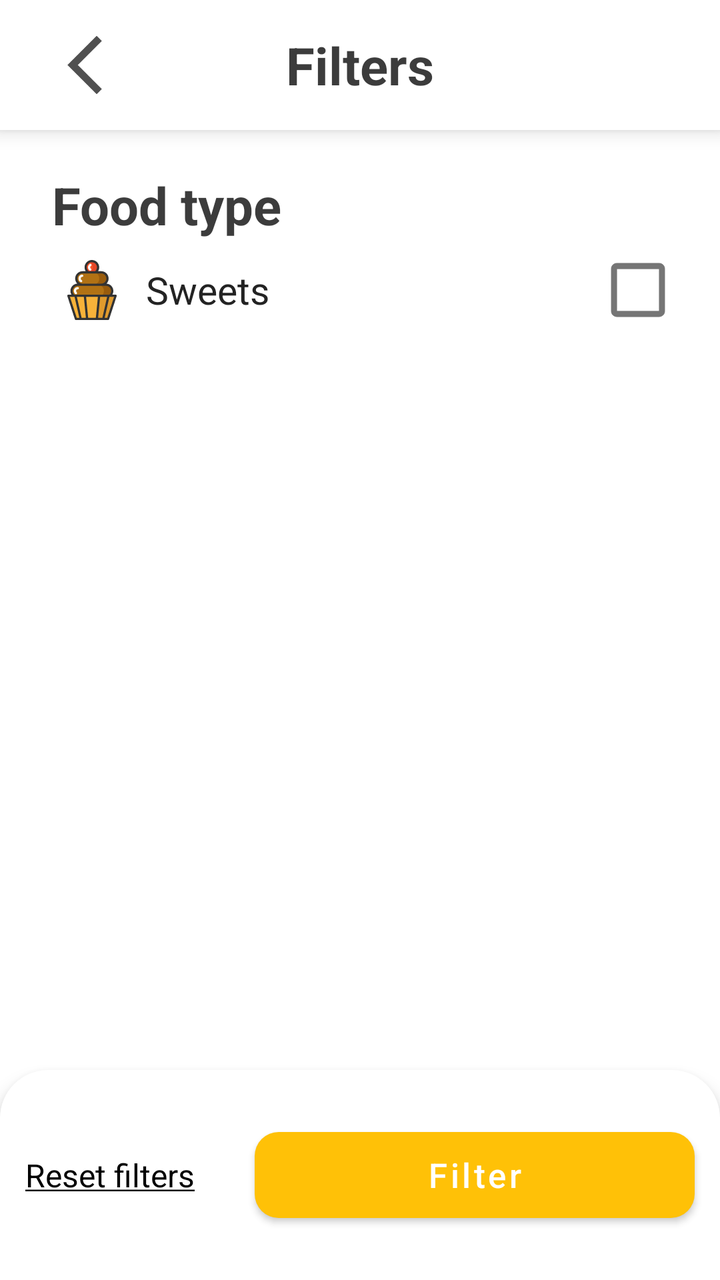
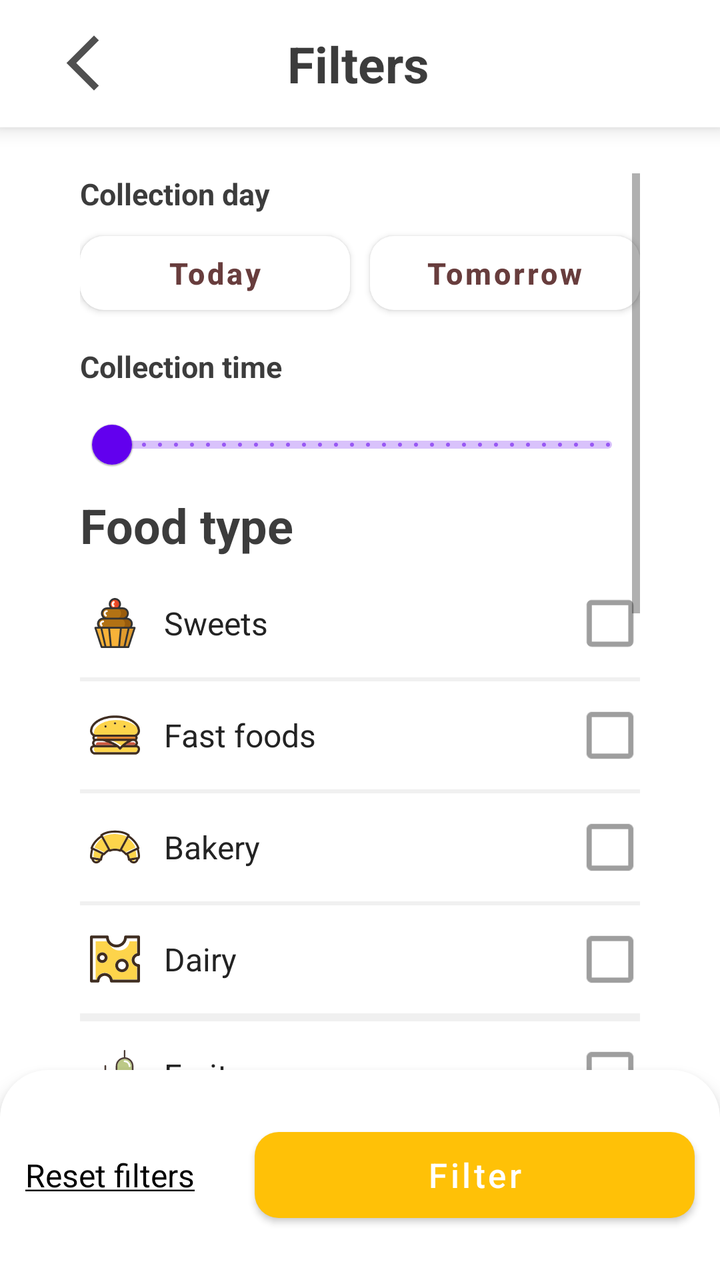

Compare the two renders of this Android layout. The source of the first and the diff that turns it into the second are given below.
<!-- AndroidManifest.xml: application theme Theme.Replate -->
<!-- res/layout/activity_filter.xml -->
<?xml version="1.0" encoding="utf-8"?>
<LinearLayout xmlns:android="http://schemas.android.com/apk/res/android"
    xmlns:tools="http://schemas.android.com/tools"
    xmlns:app="http://schemas.android.com/apk/res-auto"
    android:layout_width="match_parent"
    android:layout_height="match_parent"
    android:background="#ffffff"
    android:orientation="vertical"
  >
    <LinearLayout
        android:paddingVertical="15dp"
        android:layout_width="match_parent"
        android:layout_height="wrap_content"
        android:orientation="horizontal"
        android:background="@color/white"
        android:elevation="6dp">
        <ImageView
            android:id="@+id/arrowback"
            android:layout_marginStart="25dp"
            android:layout_width="35dp"
            android:layout_height="35dp"
            android:src="@drawable/ic_arrow_back"/>
       <TextView
           android:layout_width="0dp"
           android:layout_weight="1"
           android:gravity="center"
           android:layout_marginEnd="60dp"
           android:layout_gravity="center"
           android:layout_height="wrap_content"
           android:textColor="#C3000000"
           android:textSize="26dp"
           android:textStyle="bold"
           android:text="Filters"/>
    </LinearLayout>
    <ScrollView
        android:paddingHorizontal="26dp"
        android:layout_marginTop="20dp"
        android:layout_width="match_parent"
        android:layout_height="0dp"
        android:layout_weight="1"
        android:fillViewport="true">

        <LinearLayout
            android:layout_width="match_parent"
            android:layout_height="wrap_content"
            android:orientation="vertical">
            <TextView
                android:layout_width="match_parent"
                android:layout_height="wrap_content"
                android:text="Food type"
                android:textColor="#C3000000"
                android:textSize="26dp"
                android:textStyle="bold"/>
            <LinearLayout
                android:layout_marginTop="10dp"

                android:id="@+id/checkboxGroup"
                android:layout_width="match_parent"
                android:layout_height="wrap_content"
                android:gravity="center_vertical"
                android:orientation="horizontal">
<ImageView
    android:layout_width="30dp"
    android:layout_height="30dp"
    android:layout_marginStart="5dp"
    android:src="@drawable/ic_sweets"/>
                <TextView
                    android:layout_marginStart="12dp"
                    android:layout_width="wrap_content"
                    android:layout_height="wrap_content"
                    android:text="Sweets"
                    android:textSize="19dp"
                    android:textColor="#232323"/>
                <Space
                    android:layout_width="0dp"
                    android:layout_height="wrap_content"
                    android:layout_weight="1"/>
                <CheckBox
                    android:scaleX="1.5"
                    android:scaleY="1.5"
                    android:id="@+id/sweets"
                    android:layout_width="30dp"
                    android:layout_height="30dp" />
            

            </LinearLayout>

        </LinearLayout>
    </ScrollView>

    <LinearLayout
        android:id="@+id/bottomPanel"
        android:layout_width="match_parent"
        android:layout_height="wrap_content"
        android:layout_gravity="bottom"
        android:orientation="horizontal"
        android:gravity="center"
        android:paddingVertical="25dp"
        android:background="@drawable/bg_bottom_panel"
        android:elevation="6dp">

<TextView
    android:layout_width="wrap_content"
    android:layout_height="wrap_content"
    android:id="@+id/resetbtn"
    android:text="@string/underlined_text"
    android:textColor="@color/black"
    android:textSize="16dp"/>

        <com.google.android.material.button.MaterialButton
            android:layout_width="220dp"
            android:layout_height="55dp"
            android:text="Filter"
            android:textSize="17dp"
            android:id="@+id/filterbtn"
            android:layout_marginStart="30dp"
            android:textAllCaps="false"
            android:textColor="@android:color/white"
            app:cornerRadius="12dp"
            app:backgroundTint="@color/green"
            app:iconTint="@android:color/white"
            android:elevation="8dp"
        />
    </LinearLayout>
</LinearLayout>
<!-- resources referenced by this layout -->
<resources>
  <color name="black">#FF000000</color>
  <color name="green">#FFC107</color>
  <color name="white">#FFFFFFFF</color>
  <!-- drawable bg_bottom_panel (drawable) -->
  <shape xmlns:android="http://schemas.android.com/apk/res/android"
      android:shape="rectangle">
      <solid android:color="@android:color/white" />
      <corners android:topLeftRadius="24dp" android:topRightRadius="24dp" />
  </shape>
  <!-- drawable ic_arrow_back (drawable) -->
  <vector android:height="24dp" android:tint="#505050"
      android:viewportHeight="24" android:viewportWidth="24"
      android:width="24dp" xmlns:android="http://schemas.android.com/apk/res/android">
      <path android:fillColor="@android:color/white" android:pathData="M17.77,3.77l-1.77,-1.77l-10,10l10,10l1.77,-1.77l-8.23,-8.23z"/>
  </vector>
  <!-- drawable ic_sweets: vector/xml drawable (drawable, 5776 chars, omitted) -->
  <string name="underlined_text"><u>Reset filters</u></string>
  <style name="Theme.Replate" parent="Base.Theme.Replate" />
  <style name="Base.Theme.Replate" parent="Theme.MaterialComponents.DayNight.NoActionBar">
          
          
      </style>
</resources>

<!-- the commit's change to res/layout/activity_filter.xml (unified diff, before → after) -->
@@ -17,8 +17,8 @@
         <ImageView
             android:id="@+id/arrowback"
             android:layout_marginStart="25dp"
-            android:layout_width="35dp"
-            android:layout_height="35dp"
+            android:layout_width="33dp"
+            android:layout_height="33dp"
             android:src="@drawable/ic_arrow_back"/>
        <TextView
            android:layout_width="0dp"
@@ -28,13 +28,13 @@
            android:layout_gravity="center"
            android:layout_height="wrap_content"
            android:textColor="#C3000000"
-           android:textSize="26dp"
+           android:textSize="25dp"
            android:textStyle="bold"
            android:text="Filters"/>
     </LinearLayout>
     <ScrollView
-        android:paddingHorizontal="26dp"
-        android:layout_marginTop="20dp"
+        android:paddingHorizontal="40dp"
+        android:layout_marginTop="23dp"
         android:layout_width="match_parent"
         android:layout_height="0dp"
         android:layout_weight="1"
@@ -44,48 +44,516 @@
             android:layout_width="match_parent"
             android:layout_height="wrap_content"
             android:orientation="vertical">
+
             <TextView
+                android:layout_marginBottom="5dp"
+                android:layout_width="wrap_content"
+                android:layout_height="wrap_content"
+                android:text="Collection day"
+                android:textStyle="bold"
+                android:textColor="#C3000000"
+                android:textSize="15dp"/>
+            <LinearLayout
+                android:layout_width="match_parent"
+                android:layout_height="wrap_content">
+
+                <com.google.android.material.button.MaterialButton
+                    android:layout_width="0dp"
+                    android:layout_weight="1"
+                    android:layout_height="49dp"
+                    android:text="Today"
+                    android:textSize="15dp"
+                    android:id="@+id/todayfltr"
+                    android:textAllCaps="false"
+                    android:textColor="@color/brown"
+                    android:textStyle="bold"
+                    app:cornerRadius="12dp"
+                    app:backgroundTint="#FFFFFF"
+                    android:elevation="8dp"
+                    />
+                <Space
+                    android:layout_width="10dp"
+                    android:layout_height="2dp"/>
+                <com.google.android.material.button.MaterialButton
+                    android:layout_width="0dp"
+                    android:layout_weight="1"
+                    android:layout_height="49dp"
+                    android:text="Tomorrow"
+                    android:textSize="15dp"
+                    android:id="@+id/tomorrowfltr"
+                    android:textAllCaps="false"
+                    android:textColor="@color/brown"
+                    android:textStyle="bold"
+                    app:cornerRadius="12dp"
+                    app:backgroundTint="#ffffff"
+                    android:elevation="8dp"
+                    />
+            </LinearLayout>
+
+            <TextView
+                android:layout_marginTop="12dp"
+                android:layout_marginBottom="5dp"
+                android:layout_width="wrap_content"
+                android:layout_height="wrap_content"
+                android:text="Collection time"
+                android:textStyle="bold"
+                android:textColor="#C3000000"
+                android:textSize="15dp"/>
+
+            <com.google.android.material.slider.RangeSlider
+                android:id="@+id/timeRangeSlider"
+                android:layout_width="match_parent"
+                android:layout_height="wrap_content"
+                android:valueFrom="0"
+                android:valueTo="1439"
+                android:stepSize="1" />
+
+
+
+
+            <TextView
+                android:layout_marginBottom="6dp"
                 android:layout_width="match_parent"
                 android:layout_height="wrap_content"
                 android:text="Food type"
                 android:textColor="#C3000000"
-                android:textSize="26dp"
+                android:textSize="24dp"
                 android:textStyle="bold"/>
             <LinearLayout
+                android:layout_marginVertical="12dp"
+                android:id="@+id/checkboxGroup"
+                android:layout_width="match_parent"
+                android:layout_height="wrap_content"
+                android:gravity="center_vertical"
+                android:orientation="horizontal">
+                <ImageView
+                    android:layout_width="25dp"
+                    android:layout_height="27dp"
+                    android:layout_marginStart="5dp"
+                    android:src="@drawable/ic_sweets"/>
+                <TextView
+                    android:layout_marginStart="12dp"
+                    android:layout_width="wrap_content"
+                    android:layout_height="wrap_content"
+                    android:text="Sweets"
+                    android:textSize="16dp"
+                    android:textColor="#232323"/>
+                <Space
+                    android:layout_width="0dp"
+                    android:layout_height="wrap_content"
+                    android:layout_weight="1"/>
+                <CheckBox
+                    android:scaleX="1.3"
+                    android:scaleY="1.3"
+                    android:id="@+id/sweets"
+                    android:layout_width="30dp"
+                    android:buttonTint="@color/hint_color"
+                    android:layout_height="30dp" />
+            
+
+            </LinearLayout>
+            <View
+                android:background="@color/lightgrey"
+                android:layout_width="match_parent"
+                android:layout_height="2dp"/>
+
+            <LinearLayout
+                android:layout_marginVertical="12dp"
+                android:layout_width="match_parent"
+                android:layout_height="wrap_content"
+                android:gravity="center_vertical"
+                android:orientation="horizontal">
+                <ImageView
+                    android:layout_width="25dp"
+                    android:layout_height="25dp"
+                    android:layout_marginStart="5dp"
+                    android:src="@drawable/ic_fastfoods"/>
+                <TextView
+                    android:layout_marginStart="12dp"
+                    android:layout_width="wrap_content"
+                    android:layout_height="wrap_content"
+                    android:text="Fast foods"
+                    android:textSize="16dp"
+                    android:textColor="#232323"/>
+                <Space
+                    android:layout_width="0dp"
+                    android:layout_height="wrap_content"
+                    android:layout_weight="1"/>
+                <CheckBox
+                    android:scaleX="1.3"
+                    android:scaleY="1.3"
+                    android:buttonTint="@color/hint_color"
+                    android:id="@+id/fastfoods"
+                    android:layout_width="30dp"
+                    android:layout_height="30dp" />
+            </LinearLayout>
+            <View
+                android:background="@color/lightgrey"
+                android:layout_width="match_parent"
+                android:layout_height="2dp"/>
+
+            <LinearLayout
+                android:layout_marginVertical="12dp"
+                android:layout_width="match_parent"
+                android:layout_height="wrap_content"
+                android:gravity="center_vertical"
+                android:orientation="horizontal">
+                <ImageView
+                    android:layout_width="25dp"
+                    android:layout_height="25dp"
+                    android:layout_marginStart="5dp"
+                    android:src="@drawable/ic_bakery"/>
+                <TextView
+                    android:layout_marginStart="12dp"
+                    android:layout_width="wrap_content"
+                    android:layout_height="wrap_content"
+                    android:text="Bakery"
+                    android:textSize="16dp"
+                    android:textColor="#232323"/>
+                <Space
+                    android:layout_width="0dp"
+                    android:layout_height="wrap_content"
+                    android:layout_weight="1"/>
+                <CheckBox
+                    android:scaleX="1.3"
+                    android:scaleY="1.3"
+                    android:buttonTint="@color/hint_color"
+                    android:id="@+id/bakery"
+                    android:layout_width="30dp"
+                    android:layout_height="30dp" />
+            </LinearLayout>
+            <View
+                android:background="@color/lightgrey"
+                android:layout_width="match_parent"
+                android:layout_height="2dp"/>
+
+            <LinearLayout
+                android:layout_marginVertical="12dp"
+                android:layout_width="match_parent"
+                android:layout_height="wrap_content"
+                android:gravity="center_vertical"
+                android:orientation="horizontal">
+                <ImageView
+                    android:layout_width="25dp"
+                    android:layout_height="25dp"
+                    android:layout_marginStart="5dp"
+                    android:src="@drawable/ic_dairy"/>
+                <TextView
+                    android:layout_marginStart="12dp"
+                    android:layout_width="wrap_content"
+                    android:layout_height="wrap_content"
+                    android:text="Dairy"
+                    android:textSize="16dp"
+                    android:textColor="#232323"/>
+                <Space
+                    android:layout_width="0dp"
+                    android:layout_height="wrap_content"
+                    android:layout_weight="1"/>
+                <CheckBox
+                    android:scaleX="1.3"
+                    android:scaleY="1.3"
+                    android:buttonTint="@color/hint_color"
+                    android:id="@+id/dairy"
+                    android:layout_width="30dp"
+                    android:layout_height="30dp" />
+            </LinearLayout>
+            <View
+                android:background="@color/lightgrey"
+                android:layout_width="match_parent"
+                android:layout_height="2dp"/>
+
+
+            <View
+                android:background="@color/lightgrey"
+                android:layout_width="match_parent"
+                android:layout_height="2dp"/>
+
+
+            <LinearLayout
+                android:layout_marginVertical="12dp"
+                android:layout_width="match_parent"
+                android:layout_height="wrap_content"
+                android:gravity="center_vertical"
+                android:orientation="horizontal">
+                <ImageView
+                    android:layout_width="25dp"
+                    android:layout_height="25dp"
+                    android:layout_marginStart="5dp"
+                    android:src="@drawable/ic_fruits"/>
+                <TextView
+                    android:layout_marginStart="12dp"
+                    android:layout_width="wrap_content"
+                    android:layout_height="wrap_content"
+                    android:text="Fruits"
+                    android:textSize="16dp"
+                    android:textColor="#232323"/>
+                <Space
+                    android:layout_width="0dp"
+                    android:layout_height="wrap_content"
+                    android:layout_weight="1"/>
+                <CheckBox
+                    android:scaleX="1.3"
+                    android:scaleY="1.3"
+                    android:buttonTint="@color/hint_color"
+                    android:id="@+id/fruits"
+                    android:layout_width="30dp"
+                    android:layout_height="30dp" />
+            </LinearLayout>
+            <View
+                android:background="@color/lightgrey"
+                android:layout_width="match_parent"
+                android:layout_height="2dp"/>
+
+
+            <LinearLayout
+                android:layout_marginVertical="12dp"
+                android:layout_width="match_parent"
+                android:layout_height="wrap_content"
+                android:gravity="center_vertical"
+                android:orientation="horizontal">
+                <ImageView
+                    android:layout_width="25dp"
+                    android:layout_height="25dp"
+                    android:layout_marginStart="5dp"
+                    android:src="@drawable/ic_liquids"/>
+                <TextView
+                    android:layout_marginStart="12dp"
+                    android:layout_width="wrap_content"
+                    android:layout_height="wrap_content"
+                    android:text="Liquids"
+                    android:textSize="16dp"
+                    android:textColor="#232323"/>
+                <Space
+                    android:layout_width="0dp"
+                    android:layout_height="wrap_content"
+                    android:layout_weight="1"/>
+                <CheckBox
+                    android:scaleX="1.3"
+                    android:scaleY="1.3"
+                    android:buttonTint="@color/hint_color"
+                    android:id="@+id/liquids"
+                    android:layout_width="30dp"
+                    android:layout_height="30dp" />
+            </LinearLayout>
+            <View
+                android:background="@color/lightgrey"
+                android:layout_width="match_parent"
+                android:layout_height="2dp"/>
+
+
+            <LinearLayout
+                android:layout_marginVertical="12dp"
+                android:layout_width="match_parent"
+                android:layout_height="wrap_content"
+                android:gravity="center_vertical"
+                android:orientation="horizontal">
+                <ImageView
+                    android:layout_width="25dp"
+                    android:layout_height="25dp"
+                    android:layout_marginStart="5dp"
+                    android:src="@drawable/ic_meals"/>
+                <TextView
+                    android:layout_marginStart="12dp"
+                    android:layout_width="wrap_content"
+                    android:layout_height="wrap_content"
+                    android:text="Meals"
+                    android:textSize="16dp"
+                    android:textColor="#232323"/>
+                <Space
+                    android:layout_width="0dp"
+                    android:layout_height="wrap_content"
+                    android:layout_weight="1"/>
+                <CheckBox
+                    android:scaleX="1.3"
+                    android:scaleY="1.3"
+                    android:buttonTint="@color/hint_color"
+                    android:id="@+id/meals"
+                    android:layout_width="30dp"
+                    android:layout_height="30dp" />
+            </LinearLayout>
+            <View
+                android:background="@color/lightgrey"
+                android:layout_width="match_parent"
+                android:layout_height="2dp"/>
+
+
+            <LinearLayout
+                android:layout_marginVertical="12dp"
+                android:layout_width="match_parent"
+                android:layout_height="wrap_content"
+                android:gravity="center_vertical"
+                android:orientation="horizontal">
+                <ImageView
+                    android:layout_width="25dp"
+                    android:layout_height="25dp"
+                    android:layout_marginStart="5dp"
+                    android:src="@drawable/ic_meat"/>
+                <TextView
+                    android:layout_marginStart="12dp"
+                    android:layout_width="wrap_content"
+                    android:layout_height="wrap_content"
+                    android:text="Meat"
+                    android:textSize="16dp"
+                    android:textColor="#232323"/>
+                <Space
+                    android:layout_width="0dp"
+                    android:layout_height="wrap_content"
+                    android:layout_weight="1"/>
+                <CheckBox
+                    android:scaleX="1.3"
+                    android:scaleY="1.3"
+                    android:buttonTint="@color/hint_color"
+                    android:id="@+id/meat"
+                    android:layout_width="30dp"
+                    android:layout_height="30dp" />
+            </LinearLayout>
+            <View
+                android:background="@color/lightgrey"
+                android:layout_width="match_parent"
+                android:layout_height="2dp"/>
+
+
+            <LinearLayout
+                android:layout_marginVertical="12dp"
+                android:layout_width="match_parent"
+                android:layout_height="wrap_content"
+                android:gravity="center_vertical"
+                android:orientation="horizontal">
+                <ImageView
+                    android:layout_width="25dp"
+                    android:layout_height="25dp"
+                    android:layout_marginStart="5dp"
+                    android:src="@drawable/ic_milk"/>
+                <TextView
+                    android:layout_marginStart="12dp"
+                    android:layout_width="wrap_content"
+                    android:layout_height="wrap_content"
+                    android:text="Mixed"
+                    android:textSize="16dp"
+                    android:textColor="#232323"/>
+                <Space
+                    android:layout_width="0dp"
+                    android:layout_height="wrap_content"
+                    android:layout_weight="1"/>
+                <CheckBox
+                    android:scaleX="1.3"
+                    android:scaleY="1.3"
+                    android:buttonTint="@color/hint_color"
+                    android:id="@+id/mixed"
+                    android:layout_width="30dp"
+                    android:layout_height="30dp" />
+            </LinearLayout>
+            <View
+                android:background="@color/lightgrey"
+                android:layout_width="match_parent"
+                android:layout_height="2dp"/>
+
+
+            <LinearLayout
+                android:layout_marginVertical="12dp"
+                android:layout_width="match_parent"
+                android:layout_height="wrap_content"
+                android:gravity="center_vertical"
+                android:orientation="horizontal">
+                <ImageView
+                    android:layout_width="23dp"
+                    android:layout_height="23dp"
+                    android:layout_marginStart="5dp"
+                    android:src="@drawable/ic_tomato"/>
+                <TextView
+                    android:layout_marginStart="12dp"
+                    android:layout_width="wrap_content"
+                    android:layout_height="wrap_content"
+                    android:text="Vegetables"
+                    android:textSize="16dp"
+                    android:textColor="#232323"/>
+                <Space
+                    android:layout_width="0dp"
+                    android:layout_height="wrap_content"
+                    android:layout_weight="1"/>
+                <CheckBox
+                    android:scaleX="1.3"
+                    android:scaleY="1.3"
+                    android:buttonTint="@color/hint_color"
+                    android:id="@+id/vegetables"
+                    android:layout_width="30dp"
+                    android:layout_height="30dp" />
+            </LinearLayout>
+
+
+            <TextView
                 android:layout_marginTop="10dp"
-
-                android:id="@+id/checkboxGroup"
-                android:layout_width="match_parent"
-                android:layout_height="wrap_content"
-                android:gravity="center_vertical"
-                android:orientation="horizontal">
-<ImageView
-    android:layout_width="30dp"
-    android:layout_height="30dp"
-    android:layout_marginStart="5dp"
-    android:src="@drawable/ic_sweets"/>
-                <TextView
-                    android:layout_marginStart="12dp"
-                    android:layout_width="wrap_content"
-                    android:layout_height="wrap_content"
-                    android:text="Sweets"
-                    android:textSize="19dp"
-                    android:textColor="#232323"/>
-                <Space
-                    android:layout_width="0dp"
-                    android:layout_height="wrap_content"
-                    android:layout_weight="1"/>
-                <CheckBox
-                    android:scaleX="1.5"
-                    android:scaleY="1.5"
-                    android:id="@+id/sweets"
-                    android:layout_width="30dp"
-                    android:layout_height="30dp" />
-            
-
-            </LinearLayout>
-
+                android:layout_marginBottom="6dp"
+                android:layout_width="match_parent"
+                android:layout_height="wrap_content"
+                android:text="Diet"
+                android:textColor="#C3000000"
+                android:textSize="24dp"
+                android:textStyle="bold"/>
+            <LinearLayout
+                android:layout_marginVertical="12dp"
+                android:layout_width="match_parent"
+                android:layout_height="wrap_content"
+                android:gravity="center_vertical"
+                android:orientation="horizontal">
+                <ImageView
+                    android:layout_width="25dp"
+                    android:layout_height="25dp"
+                    android:layout_marginStart="5dp"
+                    android:src="@drawable/ic_fish"/>
+                <TextView
+                    android:layout_marginStart="12dp"
+                    android:layout_width="wrap_content"
+                    android:layout_height="wrap_content"
+                    android:text="Vegetarian"
+                    android:textSize="16dp"
+                    android:textColor="#232323"/>
+                <Space
+                    android:layout_width="0dp"
+                    android:layout_height="wrap_content"
+                    android:layout_weight="1"/>
+                <CheckBox
+                    android:scaleX="1.3"
+                    android:scaleY="1.3"
+                    android:buttonTint="@color/hint_color"
+                    android:id="@+id/vegetarian"
+                    android:layout_width="30dp"
+                    android:layout_height="30dp" />
+            </LinearLayout>
+
+            <LinearLayout
+                android:layout_marginVertical="12dp"
+                android:layout_width="match_parent"
+                android:layout_height="wrap_content"
+                android:gravity="center_vertical"
+                android:orientation="horizontal">
+                <ImageView
+                    android:layout_width="25dp"
+                    android:layout_height="25dp"
+                    android:layout_marginStart="5dp"
+                    android:src="@drawable/ic_vegetables"/>
+                <TextView
+                    android:layout_marginStart="12dp"
+                    android:layout_width="wrap_content"
+                    android:layout_height="wrap_content"
+                    android:text="Vegan"
+                    android:textSize="16dp"
+                    android:textColor="#232323"/>
+                <Space
+                    android:layout_width="0dp"
+                    android:layout_height="wrap_content"
+                    android:layout_weight="1"/>
+                <CheckBox
+                    android:scaleX="1.3"
+                    android:scaleY="1.3"
+                    android:buttonTint="@color/hint_color"
+                    android:id="@+id/vegan"
+                    android:layout_width="30dp"
+                    android:layout_height="30dp" />
+            </LinearLayout>
         </LinearLayout>
+
+
     </ScrollView>
 
     <LinearLayout
@@ -106,6 +574,7 @@
     android:text="@string/underlined_text"
     android:textColor="@color/black"
     android:textSize="16dp"/>
+
 
         <com.google.android.material.button.MaterialButton
             android:layout_width="220dp"
<!-- resource entries referenced after the edit -->
@@ -1,7 +1,10 @@
 <!-- resources referenced by this layout -->
 <resources>
   <color name="black">#FF000000</color>
+  <color name="brown">#683D3D</color>
   <color name="green">#FFC107</color>
+  <color name="hint_color">#9E9E9E</color>
+  <color name="lightgrey">#68D9D9D9</color>
   <color name="white">#FFFFFFFF</color>
   <!-- drawable bg_bottom_panel (drawable) -->
   <shape xmlns:android="http://schemas.android.com/apk/res/android"
@@ -15,7 +18,18 @@
       android:width="24dp" xmlns:android="http://schemas.android.com/apk/res/android">
       <path android:fillColor="@android:color/white" android:pathData="M17.77,3.77l-1.77,-1.77l-10,10l10,10l1.77,-1.77l-8.23,-8.23z"/>
   </vector>
+  <!-- drawable ic_bakery: vector/xml drawable (drawable, 5967 chars, omitted) -->
+  <!-- drawable ic_dairy: vector/xml drawable (drawable, 2935 chars, omitted) -->
+  <!-- drawable ic_fastfoods: vector/xml drawable (drawable, 9508 chars, omitted) -->
+  <!-- drawable ic_fish: vector/xml drawable (drawable, 7196 chars, omitted) -->
+  <!-- drawable ic_fruits: vector/xml drawable (drawable, 7239 chars, omitted) -->
+  <!-- drawable ic_liquids: vector/xml drawable (drawable, 3883 chars, omitted) -->
+  <!-- drawable ic_meals: vector/xml drawable (drawable, 6244 chars, omitted) -->
+  <!-- drawable ic_meat: vector/xml drawable (drawable, 12057 chars, omitted) -->
+  <!-- drawable ic_milk: vector/xml drawable (drawable, 3397 chars, omitted) -->
   <!-- drawable ic_sweets: vector/xml drawable (drawable, 5776 chars, omitted) -->
+  <!-- drawable ic_tomato: vector/xml drawable (drawable, 6029 chars, omitted) -->
+  <!-- drawable ic_vegetables: vector/xml drawable (drawable, 11204 chars, omitted) -->
   <string name="underlined_text"><u>Reset filters</u></string>
   <style name="Theme.Replate" parent="Base.Theme.Replate" />
   <style name="Base.Theme.Replate" parent="Theme.MaterialComponents.DayNight.NoActionBar">
